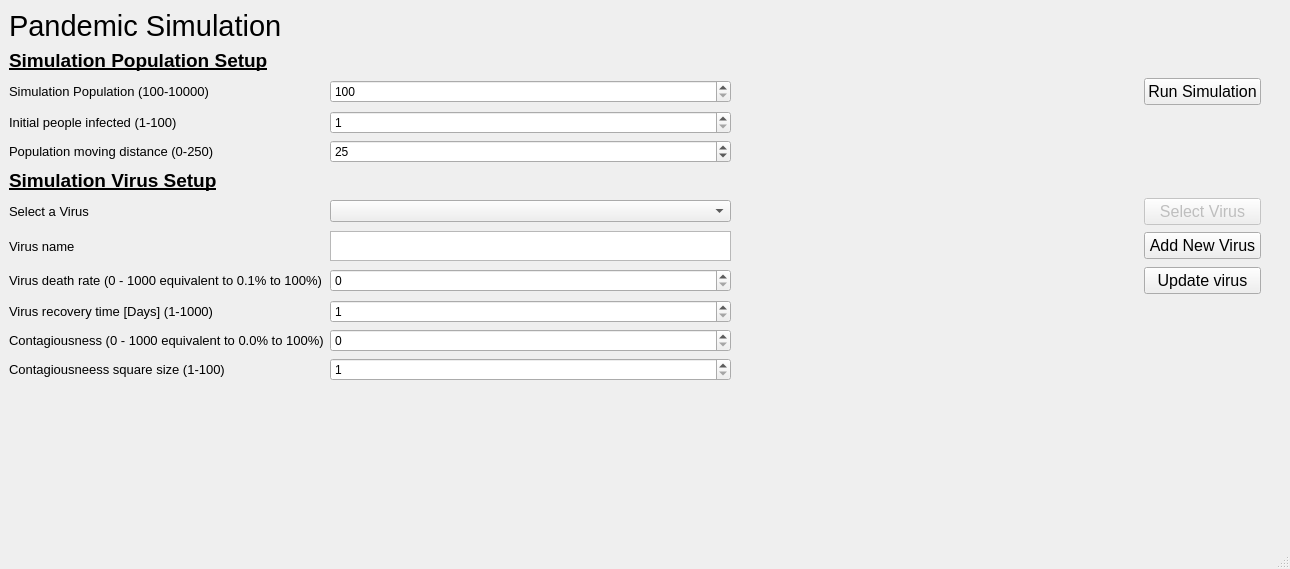
Qt form src/gui/SimulationMainWindow.ui (joshuapeaceman/pandemic_simulation) before a commit.
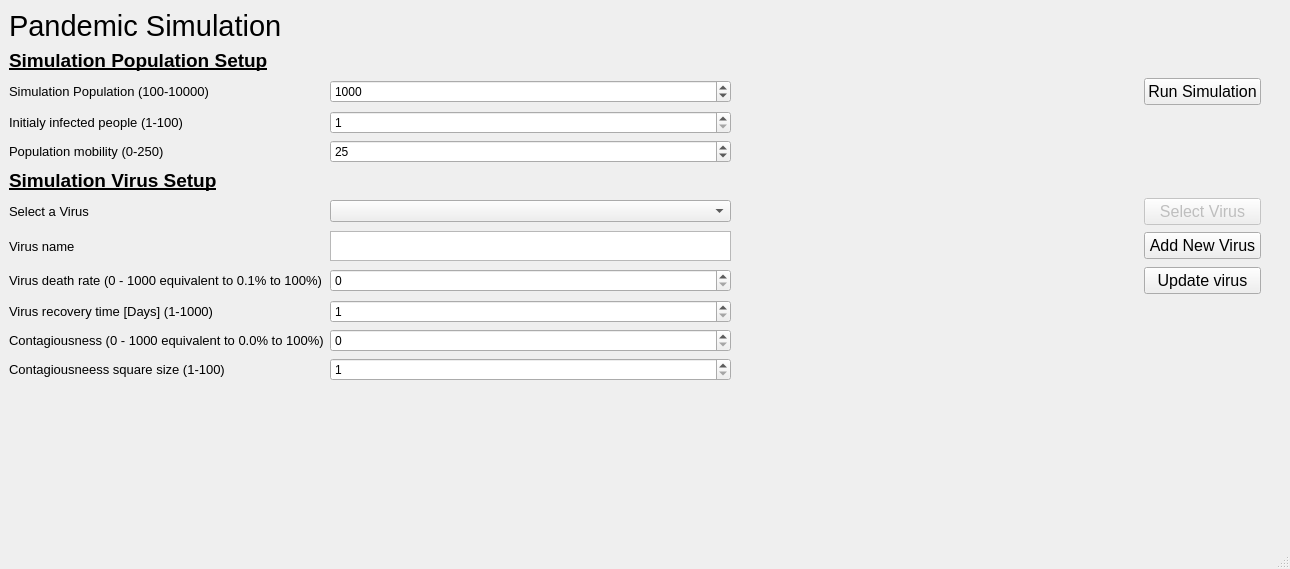
The same form after that commit.

```diff
--- a/src/gui/SimulationMainWindow.ui
+++ b/src/gui/SimulationMainWindow.ui
@@ -89,7 +89,7 @@
            <string>Number of infected people in given population at the beginning of the simulation.</string>
           </property>
           <property name="text">
-           <string>Initial people infected (1-100)</string>
+           <string>Initialy infected people (1-100)</string>
           </property>
          </widget>
         </item>
@@ -147,6 +147,9 @@
           <property name="maximum">
            <number>10000</number>
           </property>
+          <property name="value">
+           <number>1000</number>
+          </property>
          </widget>
         </item>
         <item row="8" column="1">
@@ -352,7 +355,7 @@
            <string>This parameter is multiplied with a random angle alpha to set a new position (x, y) every day. Every person will move this distance in a random direction.</string>
           </property>
           <property name="text">
-           <string>Population moving distance (0-250)</string>
+           <string>Population mobility (0-250)</string>
           </property>
          </widget>
         </item>
```
Left out of the diff: 2 changed lines with no effect on the pictures.
